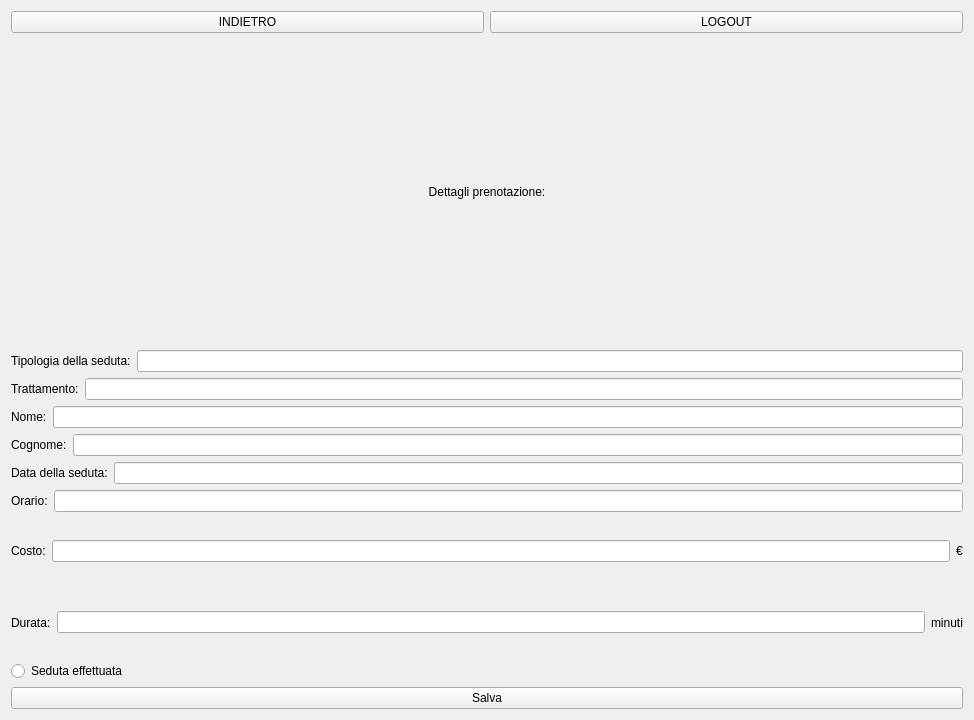
First picture: the form in QTdesigner/Prenotazioni/ModificaPrenotazioneView.ui, repository DecaEma01/ProgettoIngSoft, before the edit.
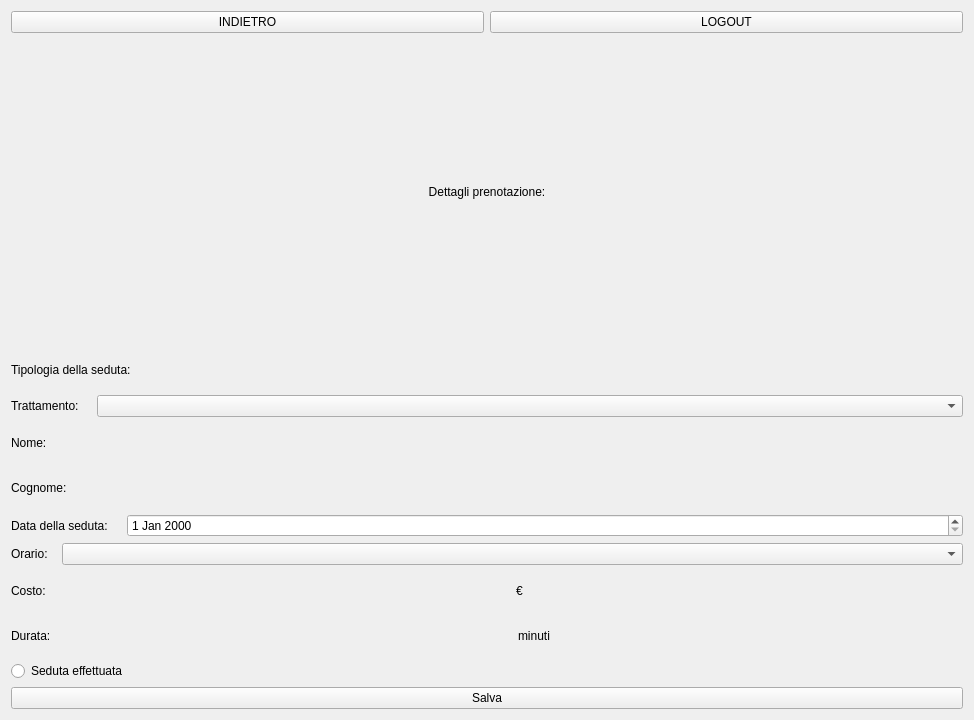
Second picture: the form after the edit.

Patch:
```diff
--- a/QTdesigner/Prenotazioni/ModificaPrenotazioneView.ui
+++ b/QTdesigner/Prenotazioni/ModificaPrenotazioneView.ui
@@ -67,7 +67,11 @@
           </widget>
          </item>
          <item>
-          <widget class="QLineEdit" name="lineEditTipologia"/>
+          <widget class="QLabel" name="labelTipologiaValue">
+           <property name="text">
+            <string/>
+           </property>
+          </widget>
          </item>
         </layout>
        </item>
@@ -87,7 +91,7 @@
           </widget>
          </item>
          <item>
-          <widget class="QLineEdit" name="lineEditTrattamento"/>
+          <widget class="QComboBox" name="comboBoxTrattamento"/>
          </item>
         </layout>
        </item>
@@ -107,7 +111,11 @@
           </widget>
          </item>
          <item>
-          <widget class="QLineEdit" name="lineEditNome"/>
+          <widget class="QLabel" name="labelNomeValue">
+           <property name="text">
+            <string/>
+           </property>
+          </widget>
          </item>
         </layout>
        </item>
@@ -127,7 +135,11 @@
           </widget>
          </item>
          <item>
-          <widget class="QLineEdit" name="lineEditCognome"/>
+          <widget class="QLabel" name="labelCognomeValue">
+           <property name="text">
+            <string/>
+           </property>
+          </widget>
          </item>
         </layout>
        </item>
@@ -147,7 +159,7 @@
           </widget>
          </item>
          <item>
-          <widget class="QLineEdit" name="lineEditData"/>
+          <widget class="QDateEdit" name="dateEditDataSeduta"/>
          </item>
         </layout>
        </item>
@@ -167,7 +179,7 @@
           </widget>
          </item>
          <item>
-          <widget class="QLineEdit" name="lineEditOrario"/>
+          <widget class="QComboBox" name="comboBoxOrario"/>
          </item>
         </layout>
        </item>
@@ -187,7 +199,11 @@
           </widget>
          </item>
          <item>
-          <widget class="QLineEdit" name="lineEditCosto"/>
+          <widget class="QLabel" name="labelCostoValue">
+           <property name="text">
+            <string/>
+           </property>
+          </widget>
          </item>
          <item>
           <widget class="QLabel" name="labelEuro">
@@ -214,7 +230,11 @@
           </widget>
          </item>
          <item>
-          <widget class="QLineEdit" name="lineEditDurata"/>
+          <widget class="QLabel" name="labelDurataValue">
+           <property name="text">
+            <string/>
+           </property>
+          </widget>
          </item>
          <item>
           <widget class="QLabel" name="labelMinuti">
```
